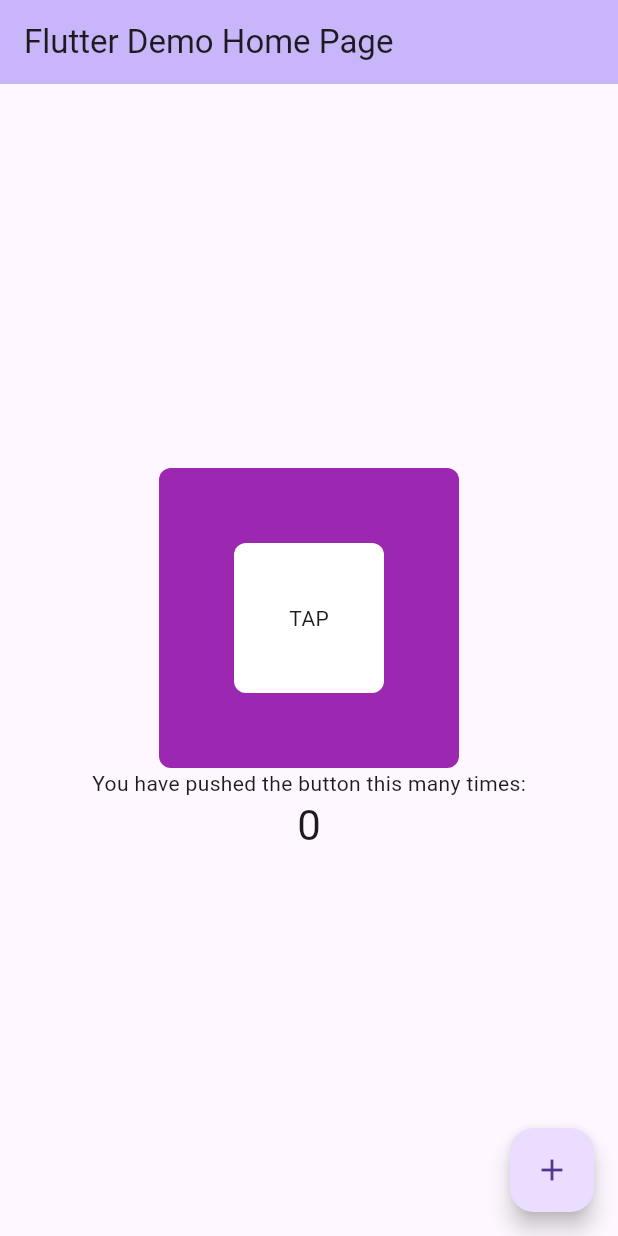
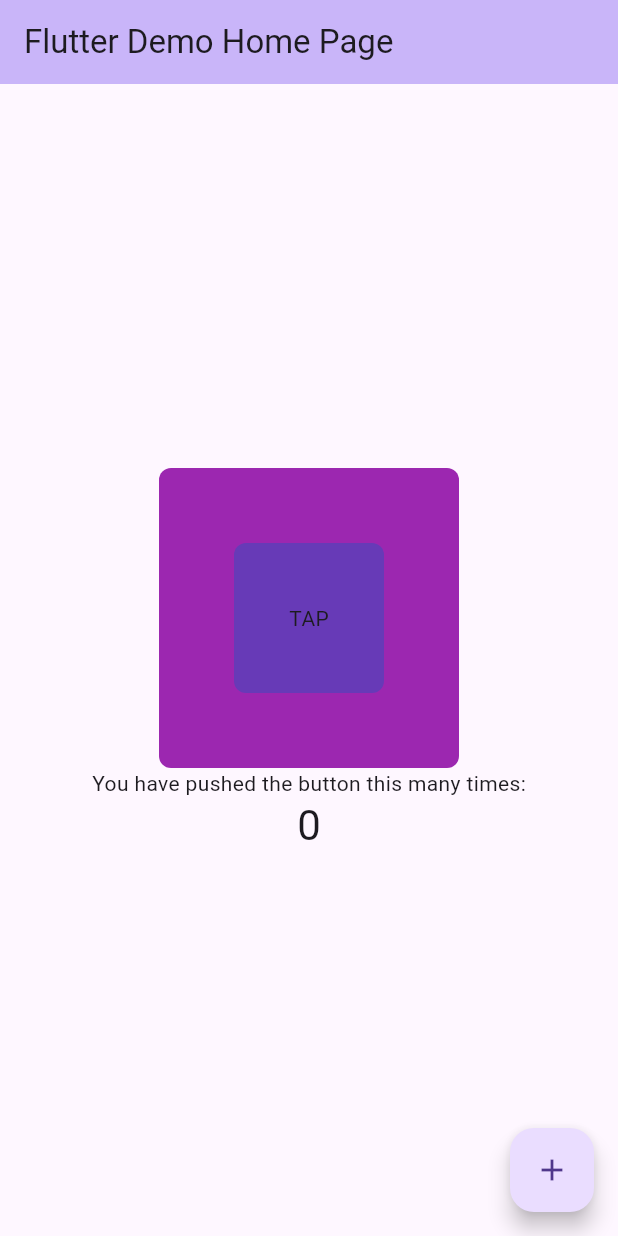
Before and after one commit to Azimul-Haque/tasbih-android, a Flutter app: the screen it shows after launch, on a phone screen of 412 x 824 dp. Run offline on Flutter 3.47's test engine with Material 3 defaults, Android fonts, the phone set to English and light mode, and no system bars.

Commit message:
Commit Sat 06/29/2024  4:56:15.23 7490

```diff
--- a/lib/main.dart
+++ b/lib/main.dart
@@ -58,7 +58,7 @@ class _MyHomePageState extends State<MyHomePage> {
             MyBox(
               color: Colors.purple,
               child: MyButton(
-                color: Colors.white,
+                color: Colors.deepPurple,
                 onTap: () {},
               ),
             ),
```
